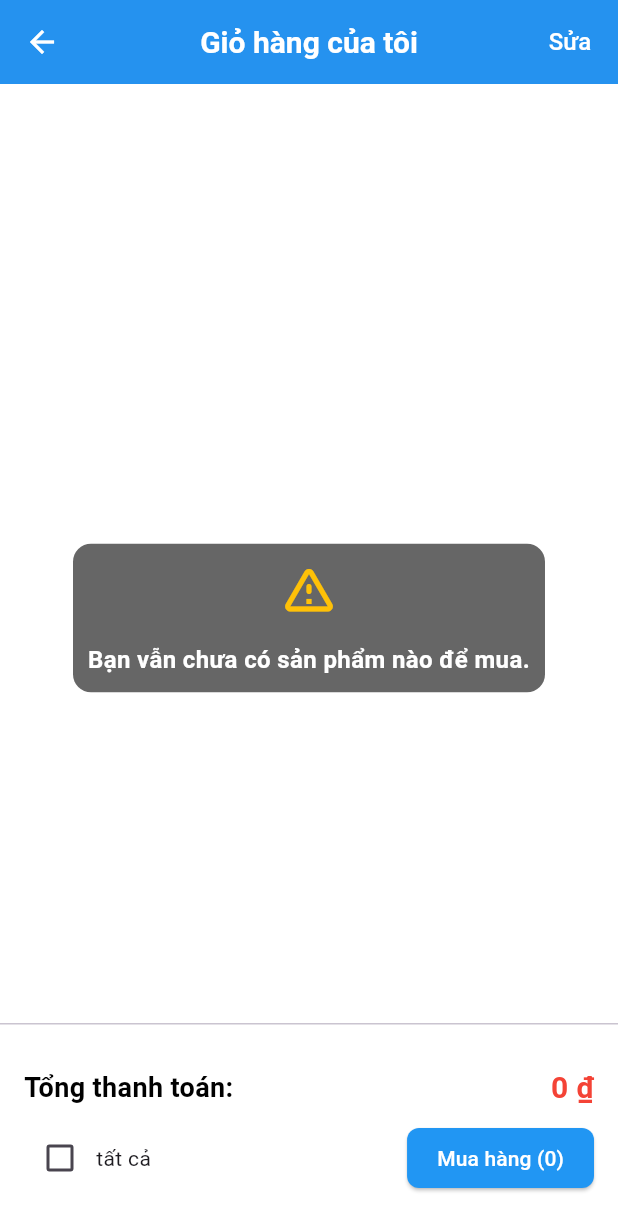
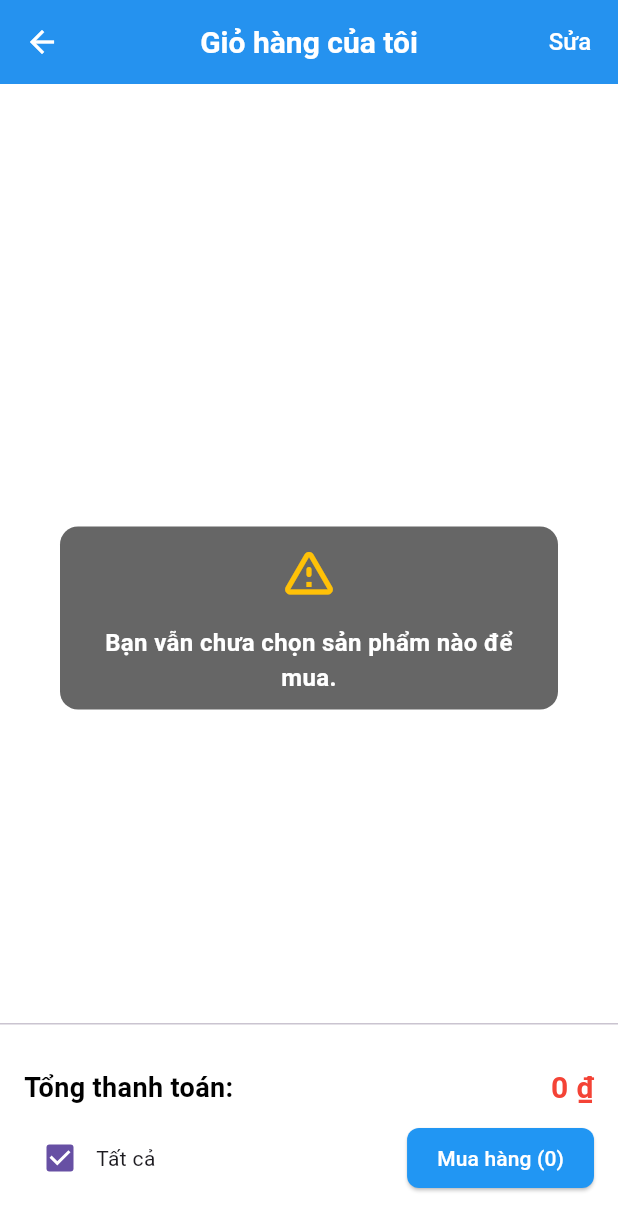
Before and after one commit to dangvcuong/GroFast_Consumers, a Flutter app: the CartScreen screen opened directly, after a tap on an icon or button, on a phone screen of 412 x 824 dp. Shown: the top 1231 px of the screen. Run offline on Flutter 3.47's test engine with Material 3 defaults, Android fonts, the phone set to English and light mode, and no system bars; our stand-ins replace cloud_firestore, diacritic, dio, eva_icons_flutter, file_picker, firebase_auth and 21 more; missing offline and left inert: app_settings, enefty_icons, flutter_stripe; accounts and stored records are empty; statements that could not run were skipped; key blocks and very long unbroken strings in the code were emptied for the run.

```diff
--- a/lib/features/shop/views/cart/Product_cart_item.dart
+++ b/lib/features/shop/views/cart/Product_cart_item.dart
@@ -247,13 +247,14 @@ class _CartScreenState extends State<CartScreen> {
         Row(
           children: [
             Checkbox(
-              value: isSelectAll,
+              value: cartProvider.areAllItemsSelected(),
               onChanged: (bool? value) {
                 setState(() {
-                  isSelectAll = value ?? false;
-                  isSelectAll
-                      ? cartProvider.selectAllItems()
-                      : cartProvider.deselectAllItems();
+                  if (value == true) {
+                    cartProvider.selectAllItems();
+                  } else {
+                    cartProvider.deselectAllItems();
+                  }
                 });
               },
             ),
@@ -290,7 +291,9 @@ class _CartScreenState extends State<CartScreen> {
                     child: const Text('Hủy'),
                   ),
                   TextButton(
-                    onPressed: () => Navigator.pop(context, true),
+                    onPressed: () => {
+                      Navigator.pop(context, true),
+                    },
                     child: const Text('Đồng ý'),
                   ),
                 ],
@@ -300,7 +303,9 @@ class _CartScreenState extends State<CartScreen> {
             if (confirm == true) {
               for (var item in selectedItems) {
                 cartProvider.removeItem(
-                    FirebaseAuth.instance.currentUser!.uid, item.productId);
+                  FirebaseAuth.instance.currentUser!.uid,
+                  item.productId,
+                );
               }
             }
           },
@@ -315,10 +320,52 @@ class _CartScreenState extends State<CartScreen> {
   }
 
   Widget _buildSummary(double totalPrice, CartProvider cartProvider) {
-    // Tính tổng số lượng sản phẩm đã chọn (mỗi sản phẩm chỉ tính 1 lần)
-    int totalQuantity = cartProvider.cartItems
-        .where((item) => item.isChecked) // Lọc ra các sản phẩm đã chọn
-        .length; // Đếm số lượng sản phẩm đã chọn
+    // Tính tổng số lượng sản phẩm đã chọn
+    int totalQuantity =
+        cartProvider.cartItems.where((item) => item.isChecked).length;
+
+    // Hiển thị Dialog cảnh báo
+    void showEmptySelectionDialog() {
+      showDialog(
+        context: context,
+        barrierDismissible: false,
+        barrierColor: Colors.transparent,
+        builder: (context) => Dialog(
+          backgroundColor: Colors.black.withOpacity(0.6),
+          elevation: 0,
+          shape: RoundedRectangleBorder(
+            borderRadius: BorderRadius.circular(12),
+          ),
+          child: const Padding(
+            padding: EdgeInsets.all(10),
+            child: Column(
+              mainAxisSize: MainAxisSize.min,
+              children: [
+                Icon(
+                  Icons.warning_amber_rounded,
+                  color: Colors.amber,
+                  size: 40,
+                ),
+                SizedBox(height: 16),
+                Text(
+                  'Bạn vẫn chưa chọn sản phẩm nào để mua.',
+                  textAlign: TextAlign.center,
+                  style: TextStyle(
+                    fontSize: 16,
+                    color: Colors.white,
+                    fontWeight: FontWeight.bold,
+                  ),
+                ),
+              ],
+            ),
+          ),
+        ),
+      );
+
+      Future.delayed(const Duration(seconds: 2), () {
+        Navigator.of(context, rootNavigator: true).pop();
+      });
+    }
 
     return Padding(
       padding: const EdgeInsets.symmetric(vertical: 12),
@@ -331,7 +378,7 @@ class _CartScreenState extends State<CartScreen> {
               const Text(
                 'Tổng thanh toán:',
                 style: TextStyle(
-                  fontSize: 18, // Giảm kích thước chữ
+                  fontSize: 18,
                   fontWeight: FontWeight.bold,
                   color: Colors.black,
                 ),
@@ -340,93 +387,54 @@ class _CartScreenState extends State<CartScreen> {
               Text(
                 formatter.format(totalPrice),
                 style: const TextStyle(
-                    fontSize: 20,
-                    color: Colors.red,
-                    fontWeight: FontWeight.bold),
+                  fontSize: 20,
+                  color: Colors.red,
+                  fontWeight: FontWeight.bold,
+                ),
               ),
             ],
           ),
-          const SizedBox(
-              height:
-                  8), // Khoảng cách giữa "Tổng thanh toán" và nút "Mua hàng"
+          const SizedBox(height: 8),
 
-          // Nút "Mua hàng" và tổng số sản phẩm đã chọn
+          // Checkbox "Chọn tất cả" và nút "Mua hàng"
           Row(
             mainAxisAlignment: MainAxisAlignment.spaceBetween,
             children: [
-              // Hiển thị nút chọn tất cả
+              // Checkbox "Chọn tất cả"
               Row(
                 children: [
                   Checkbox(
-                    value: isSelectAll,
+                    value: cartProvider.areAllItemsSelected(),
                     onChanged: (bool? value) {
                       setState(() {
-                        isSelectAll = value ?? false;
-                        isSelectAll
-                            ? cartProvider.selectAllItems()
-                            : cartProvider.deselectAllItems();
+                        if (value == true) {
+                          cartProvider.selectAllItems();
+                        } else {
+                          cartProvider.deselectAllItems();
+                        }
                       });
                     },
                   ),
                   const Text(
-                    'tất cả',
+                    'Tất cả',
                     style: TextStyle(fontSize: 14),
                   ),
                 ],
               ),
-              // Hiển thị nút "Mua hàng" với tổng số sản phẩm đã chọn
+
+              // Nút "Mua hàng"
               ElevatedButton(
                 onPressed: () {
                   final selectedProducts = cartProvider.cartItems
                       .where((item) => item.isChecked)
                       .toList();
+
                   if (selectedProducts.isEmpty) {
-                    showDialog(
-                      context: context,
-                      barrierDismissible:
-                          false, // Không cho phép đóng bằng cách nhấn ra ngoài
-                      barrierColor: Colors
-                          .transparent, // Màu nền mờ của background (nền đen trong)
-                      builder: (context) => Dialog(
-                        backgroundColor: Colors.black
-                            .withOpacity(0.6), // Nền của dialog trong suốt
-                        elevation: 0,
-                        shape: RoundedRectangleBorder(
-                          borderRadius: BorderRadius.circular(12),
-                        ),
-                        child: const Padding(
-                          padding: EdgeInsets.all(10),
-                          child: Column(
-                            mainAxisSize: MainAxisSize.min,
-                            children: [
-                              Icon(
-                                Icons.warning_amber_rounded,
-                                color: Colors.amber,
-                                size: 40, // Kích thước icon
-                              ),
-                              SizedBox(height: 16),
-                              Text(
-                                'Bạn vẫn chưa có sản phẩm nào để mua.',
-                                textAlign: TextAlign.center,
-                                style: TextStyle(
-                                  fontSize: 16,
-                                  color: Colors.white, // Màu chữ trắng
-                                  fontWeight: FontWeight.bold,
-                                ),
-                              ),
-                            ],
-                          ),
-                        ),
-                      ),
-                    );
-
-                    // Tự động đóng popup sau 2 giây
-                    Future.delayed(const Duration(seconds: 2), () {
-                      Navigator.of(context, rootNavigator: true).pop();
-                    });
+                    showEmptySelectionDialog();
                     return;
                   }
-                  // Tiếp tục với việc xử lý nếu có sản phẩm được chọn
+
+                  // Chuyển đến màn hình thanh toán
                   Navigator.push(
                     context,
                     MaterialPageRoute(
@@ -447,7 +455,7 @@ class _CartScreenState extends State<CartScreen> {
                       const EdgeInsets.symmetric(horizontal: 20, vertical: 10),
                 ),
                 child: Text(
-                  'Mua hàng ($totalQuantity)', // Hiển thị tổng số sản phẩm đã chọn
+                  'Mua hàng ($totalQuantity)',
                   style: const TextStyle(color: Colors.white, fontSize: 14),
                 ),
               ),
--- a/lib/features/shop/views/cart/providers/cart_provider.dart
+++ b/lib/features/shop/views/cart/providers/cart_provider.dart
@@ -9,6 +9,7 @@ class CartProvider with ChangeNotifier {
 
   List<CartItem> get cartItems => _cartItems;
 
+  // Chọn tất cả sản phẩm
   void selectAllItems() {
     for (var item in cartItems) {
       item.isChecked = true;
@@ -16,11 +17,22 @@ class CartProvider with ChangeNotifier {
     notifyListeners();
   }
 
-  // Hàm bỏ chọn tất cả sản phẩm
+  // Bỏ chọn tất cả sản phẩm
   void deselectAllItems() {
     for (var item in cartItems) {
       item.isChecked = false;
     }
+    notifyListeners();
+  }
+
+  // Kiểm tra tất cả sản phẩm đã được chọn hay chưa
+  bool areAllItemsSelected() {
+    return cartItems.every((item) => item.isChecked);
+  }
+
+  // Cập nhật trạng thái sản phẩm và kiểm tra
+  void toggleItemSelection(CartItem item) {
+    item.isChecked = !item.isChecked;
     notifyListeners();
   }
 
```
